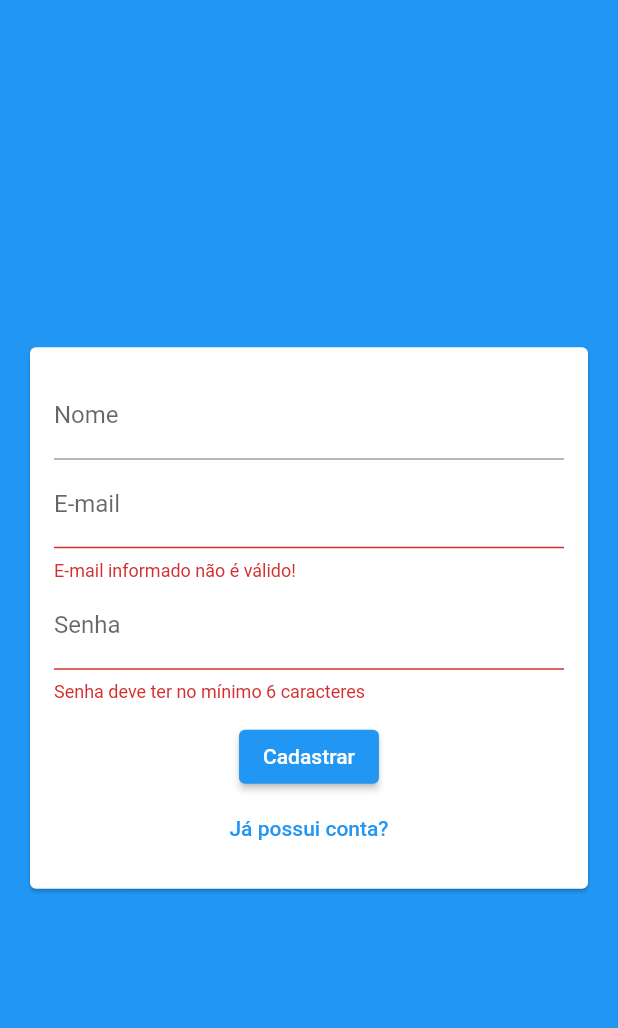
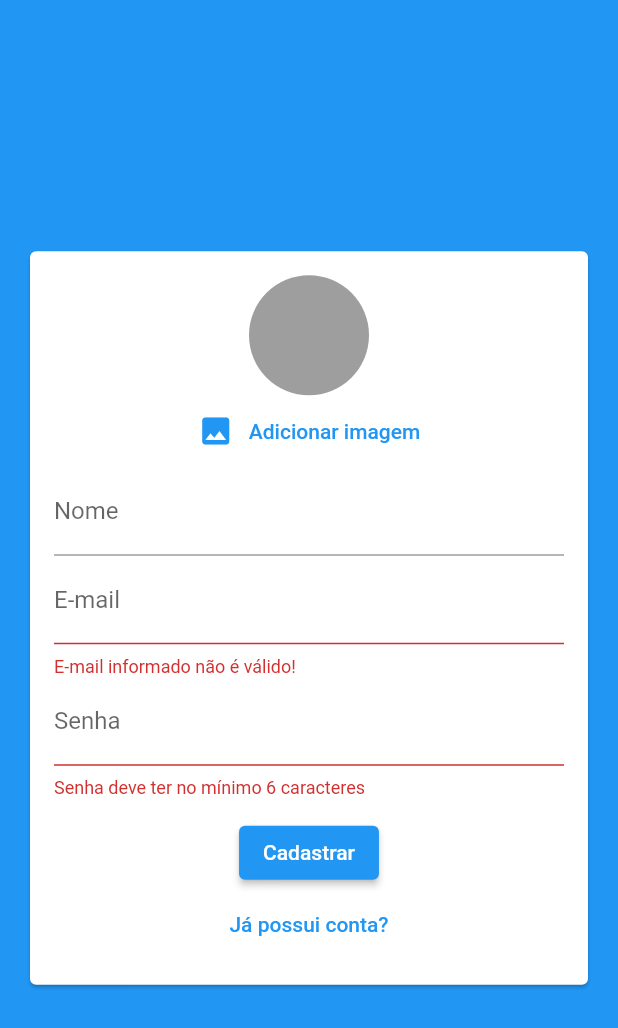
Before and after one commit to robertdccaetano/app-chat-fire-base, a Flutter app: the screen it shows after launch, after a tap on "Entrar", after a tap on "Criar uma nova conta?", on a phone screen of 412 x 824 dp. Shown: the top 1028 px of the screen. Run offline on Flutter 3.47's test engine with Material 2 defaults, Android fonts, the phone set to English and light mode, and no system bars; our stand-ins replace image_picker.

Commit message:
Criando componente capturar imagem do usuário com ImagePicker
Exibindo mensagens de validação com o SnackBar

```diff
--- a/lib/components/auth_form.dart
+++ b/lib/components/auth_form.dart
@@ -1,3 +1,6 @@
+import 'dart:io';
+
+import 'package:app_chat_fire_base/components/user_image_picker.dart';
 import 'package:app_chat_fire_base/models/auth_form_data.dart';
 import 'package:flutter/material.dart';
 
@@ -13,10 +16,27 @@ class _AuthFormState extends State<AuthForm> {
   final _formKey = GlobalKey<FormState>();
   final _authFormData = AuthFormData();
 
+  void _handleImagePick(File image) {
+    _authFormData.image = image;
+  }
+
+  void _showErro(String msg) {
+    ScaffoldMessenger.of(context).showSnackBar(
+      SnackBar(
+        content: Text(msg),
+        backgroundColor: Theme.of(context).colorScheme.error,
+      ),
+    );
+  }
+
   void _submit() {
     final isValid = _formKey.currentState?.validate() ?? false;
 
     if (!isValid) return;
+
+    if (_authFormData.image == null && _authFormData.isSignup) {
+      return _showErro('Imagen não selecionada');
+    }
 
     widget.onSubmit(_authFormData);
   }
@@ -31,6 +51,8 @@ class _AuthFormState extends State<AuthForm> {
             key: _formKey,
             child: Column(
               children: [
+                if (_authFormData.isSignup)
+                  UserImagePicker(onImagePick: _handleImagePick),
                 if (_authFormData.isSignup)
                   TextFormField(
                     key: ValueKey('name'),
--- /dev/null
+++ b/lib/components/user_image_picker.dart
@@ -0,0 +1,63 @@
+import 'dart:io';
+
+import 'package:flutter/material.dart';
+import 'package:image_picker/image_picker.dart';
+
+class UserImagePicker extends StatefulWidget {
+  final void Function(File image) onImagePick;
+  @override
+  State<UserImagePicker> createState() => _UserImagePickerState();
+
+  const UserImagePicker({required this.onImagePick});
+}
+
+class _UserImagePickerState extends State<UserImagePicker> {
+  File? _image;
+
+  Future<void> _pickImage() async {
+    final picker = ImagePicker();
+
+    final pickedImage = await picker.pickImage(
+      source: ImageSource.gallery,
+      imageQuality: 50,
+      maxWidth: 150,
+    );
+
+    if (pickedImage != null) {
+      setState(() {
+        _image = File(pickedImage.path);
+      });
+
+      widget.onImagePick(_image!);
+    }
+  }
+
+  @override
+  Widget build(BuildContext context) {
+    return Column(
+      children: [
+        CircleAvatar(
+          radius: 40,
+          backgroundColor: Colors.grey,
+          backgroundImage: _image != null ? FileImage(_image!) : null,
+        ),
+        TextButton(
+          onPressed: _pickImage,
+          child: Row(
+            mainAxisAlignment: MainAxisAlignment.center,
+            children: [
+              Icon(
+                Icons.image,
+                color: Theme.of(context).colorScheme.primary,
+              ),
+              SizedBox(
+                width: 10,
+              ),
+              Text('Adicionar imagem'),
+            ],
+          ),
+        ),
+      ],
+    );
+  }
+}
--- a/lib/pages/auth_page.dart
+++ b/lib/pages/auth_page.dart
@@ -14,7 +14,7 @@ class _AuthPageState extends State<AuthPage> {
     setState(() => _isLoading = true);
     print('Dentro de AuthPage');
     print(formData.email);
-    // setState(() => _isLoading = false);
+    setState(() => _isLoading = false);
   }
 
   @override
```
